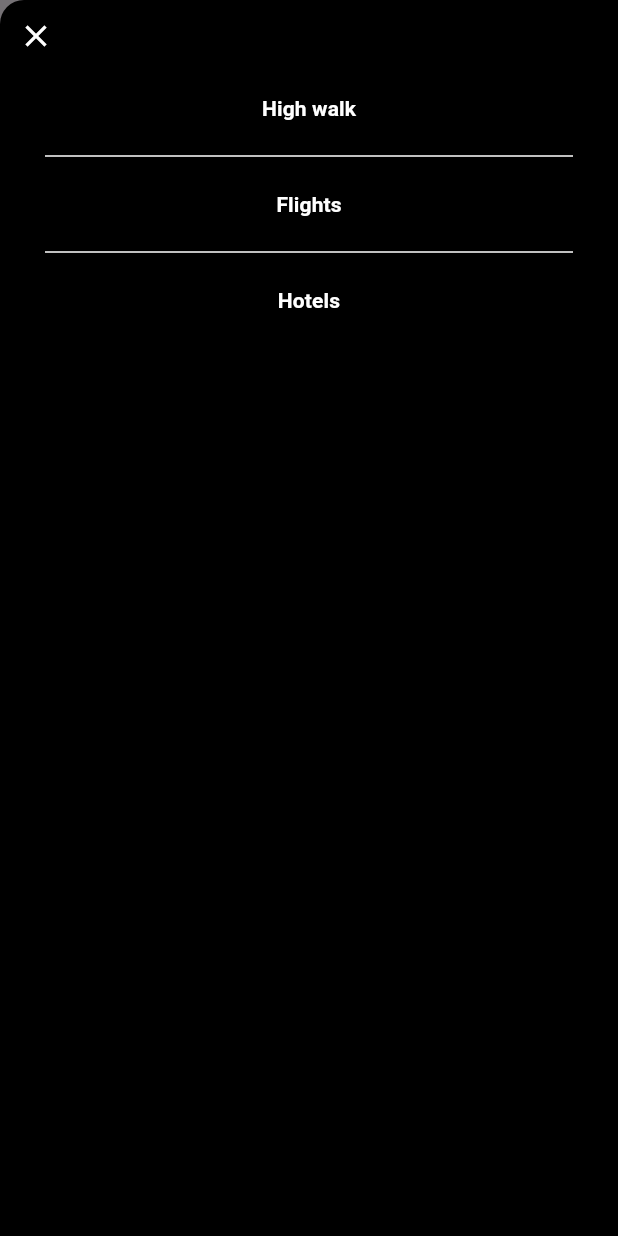
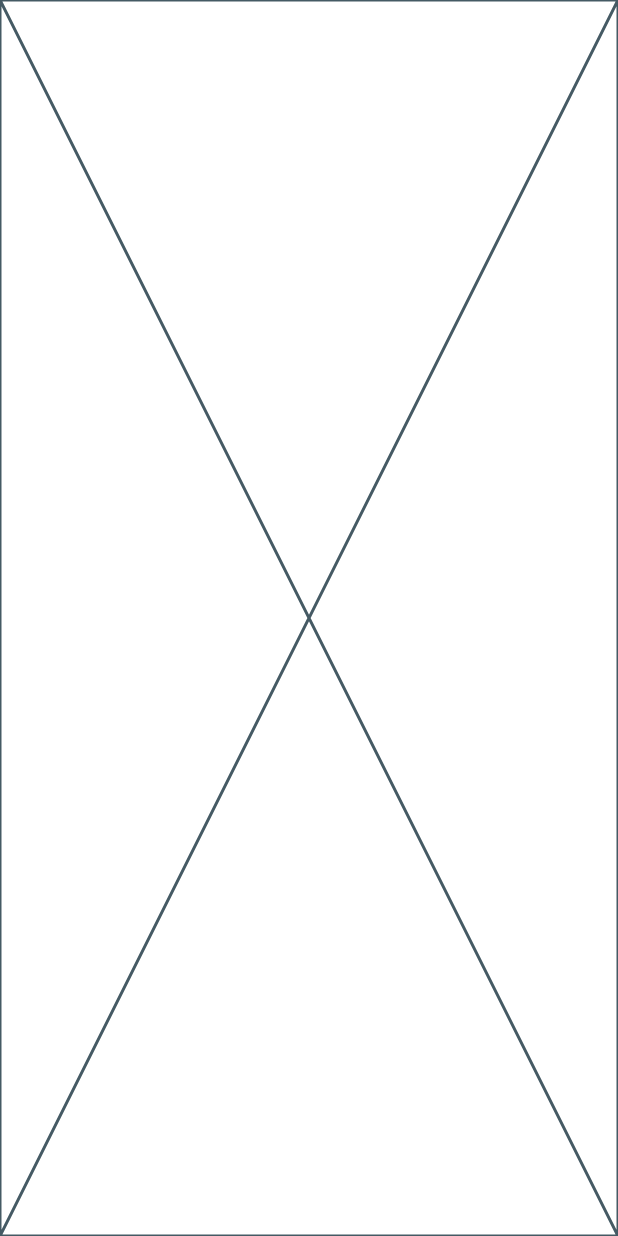
Before and after one commit to Ibrmva/mob, a Flutter app: the ListItemsPage screen opened directly, after a tap on the "menu" icon, after a tap on "Hotels", on a phone screen of 412 x 824 dp. Run offline on Flutter 3.47's test engine with Material 3 defaults, Android fonts, the phone set to English and light mode, and no system bars; our stand-ins replace flutter_screenutil, flutter_svg.

```diff
--- /dev/null
+++ b/lib/feature/presentation/components/card_display.dart
@@ -0,0 +1,152 @@
+import 'package:flutter/material.dart';
+import 'package:flutter_application_1/resources/resources.dart';
+import 'package:flutter_svg/svg.dart';
+
+
+
+class CardsInfo extends StatefulWidget {
+  final String placeName;
+  final String img;
+  final String price;
+  final String area;
+  const CardsInfo(
+      {super.key,
+      required this.placeName,
+      required this.img,
+      required this.price,
+      required this.area});
+
+  @override
+  State<CardsInfo> createState() => _CardsInfoState();
+}
+
+class _CardsInfoState extends State<CardsInfo> {
+  @override
+  Widget build(BuildContext context) {
+    return Container(
+      height: 168,
+      decoration: BoxDecoration(
+          borderRadius: BorderRadius.circular(24),
+          gradient: LinearGradient(
+            colors: [
+              Color.fromARGB(255, 25, 25, 25),
+              Color(0xff50707B).withOpacity(0.25)
+            ],
+          )),
+      child: Padding(
+        padding:
+            const EdgeInsets.only(right: 13, left: 13, top: 13, bottom: 10),
+        child: Column(
+          children: [
+            Row(
+              crossAxisAlignment: CrossAxisAlignment.start,
+              children: [
+                Image.asset(
+                  widget.img,
+                  width: 85,
+                  height: 95,
+                ),
+                const SizedBox(
+                  width: 8,
+                ),
+                Column(
+                  crossAxisAlignment: CrossAxisAlignment.start,
+                  children: [
+                    Text(
+                      widget.placeName,
+                      style: const TextStyle(
+                          fontSize: 14,
+                          fontWeight: FontWeight.w700,
+                          color: Colors.white),
+                    ),
+                    const SizedBox(
+                      height: 5,
+                    ),
+                    Row(
+                      mainAxisAlignment: MainAxisAlignment.start,
+                      children: [
+                        SvgPicture.asset(Images.location),
+                        const SizedBox(
+                          width: 10,
+                        ),
+                        Text(
+                          widget.area,
+                          style: const TextStyle(
+                              fontSize: 10,
+                              fontWeight: FontWeight.w700,
+                              color: Colors.white),
+                        )
+                      ],
+                    ),
+                    const SizedBox(
+                      height: 5,
+                    ),
+                    Row(
+                      mainAxisAlignment: MainAxisAlignment.start,
+                      children: [
+                        SvgPicture.asset(Images.clock),
+                        const SizedBox(
+                          width: 10,
+                        ),
+                        const Text(
+                          "march 27 - 29, 2024",
+                          style: TextStyle(
+                              fontSize: 10,
+                              fontWeight: FontWeight.w700,
+                              color: Colors.white),
+                        )
+                      ],
+                    )
+                  ],
+                ),
+                const SizedBox(
+                  width: 20,
+                ),
+                Text(
+                  widget.price,
+                  style: const TextStyle(
+                      fontSize: 12,
+                      fontWeight: FontWeight.w700,
+                      color: Colors.white),
+                ),
+              ],
+            ),
+            Row(
+              mainAxisAlignment: MainAxisAlignment.spaceBetween,
+              children: [
+                IconButton(
+                    onPressed: () {},
+                    icon: const Icon(
+                      Icons.bookmark_border,
+                      color: Colors.white,
+                      size: 30,
+                    )),
+                InkWell(
+                  onTap: () {
+                    debugPrint("work");
+                  },
+                  child: Container(
+                    width: 46,
+                    height: 43,
+                    decoration: const BoxDecoration(
+                        gradient: LinearGradient(
+                            colors: [Color(0xff7EA3A1), Color(0xff87E4DC)]),
+                        borderRadius: BorderRadius.only(
+                            topRight: Radius.zero,
+                            bottomLeft: Radius.zero,
+                            topLeft: Radius.circular(12),
+                            bottomRight: Radius.circular(16))),
+                    child: const Icon(
+                      Icons.arrow_right_alt,
+                      color: Colors.white,
+                    ),
+                  ),
+                ),
+              ],
+            ),
+          ],
+        ),
+      ),
+    );
+  }
+}
--- /dev/null
+++ b/lib/feature/presentation/components/img_container.dart
@@ -0,0 +1,25 @@
+import 'package:flutter/material.dart';
+
+class ImgContainer extends StatelessWidget {
+  final String imagePath;
+  const ImgContainer({
+    super.key,
+    required this.imagePath,
+  });
+
+  @override
+  Widget build(BuildContext context) {
+    return Container(
+      padding: const EdgeInsets.all(20),
+      decoration: BoxDecoration(
+        border: Border.all(color: Colors.white),
+        borderRadius: BorderRadius.circular(16),
+        color: Colors.grey[200],
+      ),
+      child: Image.asset(
+        imagePath,
+        height: 40,
+      ),
+    );
+  }
+}
--- /dev/null
+++ b/lib/feature/presentation/hotels.dart
@@ -0,0 +1,72 @@
+import 'package:flutter/material.dart';
+import 'package:flutter_application_1/feature/presentation/components/list_btn.dart';
+
+class Hotels extends StatefulWidget {
+  const Hotels({super.key});
+
+  @override
+  State<Hotels> createState() => _HotelsState();
+}
+
+class _HotelsState extends State<Hotels> {
+  @override
+  Widget build(BuildContext context) {
+    return Placeholder();
+
+    //   backgroundColor: Colors.black,
+    //   endDrawer: SafeArea(
+    //     child: Drawer(
+    //       width: double.infinity,
+    //       backgroundColor: Colors.black,
+    //       child: Column(
+    //         children: [
+    //           Row(
+    //             children: [
+    //               IconButton(
+    //                   onPressed: () {
+    //                     Navigator.pop(context);
+    //                   },
+    //                   icon: const Icon(
+    //                     Icons.close,
+    //                     color: Colors.white,
+    //                   ))
+    //             ],
+    //           ),
+    //           Padding(
+    //             padding: const EdgeInsets.symmetric(horizontal: 30),
+    //             child: Column(
+    //               children: [
+    //                 ListBtn(onPressed: () {}, text: "High walk"),
+    //                 const Divider(
+    //                   color: Colors.white,
+    //                 ),
+    //                 ListBtn(
+    //                     onPressed: () {
+    //                       Navigator.push(
+    //                           context,
+    //                           MaterialPageRoute(
+    //                               builder: (context) => const Hotels()));
+    //                     },
+    //                     text: "Flights"),
+    //                 const Divider(
+    //                   color: Colors.white,
+    //                 ),
+    //                 ListBtn(onPressed: () {}, text: "Hotels"),
+    //               ],
+    //             ),
+    //           )
+    //         ],
+    //       ),
+    //     ),
+    //   ),
+    //   appBar: AppBar(
+    //     title: const Text(
+    //       "Hello",
+    //       style: TextStyle(
+    //           color: Colors.white, fontSize: 16, fontWeight: FontWeight.w700),
+    //     ),
+    //   ),
+    //   body: Center(child: ),
+    // );
+  }
+}
--- a/lib/feature/presentation/page.dart
+++ b/lib/feature/presentation/page.dart
@@ -1,7 +1,8 @@
 import 'package:flutter/material.dart';
-import 'package:flutter_application_1/feature/presentation/widgets/list_btn.dart';
+import 'package:flutter_application_1/feature/presentation/components/list_btn.dart';
+import 'package:flutter_application_1/feature/presentation/components/card_display.dart';
 import 'package:flutter_application_1/resources/resources.dart';
-import 'package:flutter_svg/svg.dart';
+import 'package:flutter_application_1/feature/presentation/hotels.dart';
 
 class ListItemsPage extends StatefulWidget {
   const ListItemsPage({super.key});
@@ -45,7 +46,14 @@ class _ListItemsPageState extends State<ListItemsPage> {
                       const Divider(
                         color: Colors.white,
                       ),
-                      ListBtn(onPressed: () {}, text: "Hotels"),
+                      ListBtn(
+                          onPressed: () {
+                            Navigator.push(
+                                context,
+                                MaterialPageRoute(
+                                    builder: (context) => const Hotels()));
+                          },
+                          text: "Hotels"),
                     ],
                   ),
                 )
@@ -56,7 +64,8 @@ class _ListItemsPageState extends State<ListItemsPage> {
         appBar: AppBar(
           title: const Text(
             "Hello",
-            style: TextStyle(color: Colors.white, fontSize: 16, fontWeight: FontWeight.w700),
+            style: TextStyle(
+                color: Colors.white, fontSize: 16, fontWeight: FontWeight.w700),
           ),
         ),
         body: Center(
@@ -64,160 +73,47 @@ class _ListItemsPageState extends State<ListItemsPage> {
             padding: const EdgeInsets.only(top: 38),
             child: SizedBox(
               width: 340,
-              child: ListView.separated(itemBuilder: (context, index){
-                return CardsInfo(placeName: places[index], img: img[index], price: price[index],area: area[index],);
-              }, separatorBuilder: (context, index){
-                return const SizedBox(
-                  height: 14,
-                );
-              }, itemCount: places.length),
+              child: ListView.separated(
+                  itemBuilder: (context, index) {
+                    return CardsInfo(
+                      placeName: places[index],
+                      img: img[index],
+                      price: price[index],
+                      area: area[index],
+                    );
+                  },
+                  separatorBuilder: (context, index) {
+                    return const SizedBox(
+                      height: 14,
+                    );
+                  },
+                  itemCount: places.length),
             ),
           ),
-        )
-    );
+        ));
   }
-  List<String> places = ["Peak Karakol", "Kel Suu", "Maison", "Olimp", "Son Kol"];
-  List<String> area = ["Karakol, Issyk-Kol", "Ak-Sai Valley, Naryn", "Bosteri, Issyk-Kol", "Cholpon - Ata, Issyk-Kol", "Naryn"];
+
+  List<String> places = [
+    "Peak Karakol",
+    "Kel Suu",
+    "Maison",
+    "Olimp",
+    "Son Kol"
+  ];
+  List<String> area = [
+    "Karakol, Issyk-Kol",
+    "Ak-Sai Valley, Naryn",
+    "Bosteri, Issyk-Kol",
+    "Cholpon - Ata, Issyk-Kol",
+    "Naryn"
+  ];
   //List<String> date = ["march 27 - 29, 2024", "march 27 - 29, 2024", "Maison", "Olimp", "Son Kol"];
-  List<String> img = [Images.image1, Images.image2, Images.image3, Images.image4, Images.image4];
+  List<String> img = [
+    Images.image1,
+    Images.image2,
+    Images.image3,
+    Images.image4,
+    Images.image4
+  ];
   List<String> price = ["\$550", "\$560", "\$1,450", "\$1,590", "\$2,530"];
 }
-
-class CardsInfo extends StatefulWidget {
-  final String placeName;
-  final String img;
-  final String price;
-  final String area;
-  const CardsInfo({super.key, required this.placeName, required this.img, required this.price, required this.area});
-
-  @override
-  State<CardsInfo> createState() => _CardsInfoState();
-}
-
-class _CardsInfoState extends State<CardsInfo> {
-  @override
-  Widget build(BuildContext context) {
-    return Container(
-            height: 168,
-            decoration: BoxDecoration(
-                borderRadius: BorderRadius.circular(24),
-                gradient: LinearGradient(colors: [Color.fromARGB(255, 25, 25, 25),Color(0xff50707B).withOpacity(0.25)],)),
-            child: Padding(
-              padding: const EdgeInsets.only(
-                  right: 13, left: 13, top: 13, bottom: 10),
-              child: Column(
-                children: [
-                  Row(
-                    crossAxisAlignment: CrossAxisAlignment.start,
-                    children: [
-                      Image.asset(
-                        widget.img,
-                        width: 85,
-                        height: 95,
-                      ),
-                      const SizedBox(
-                        width: 8,
-                      ),
-                      Column(
-                        crossAxisAlignment: CrossAxisAlignment.start,
-                        children: [
-                          Text(
-                            widget.placeName,
-                            style: const TextStyle(
-                                fontSize: 14,
-                                fontWeight: FontWeight.w700,
-                                color: Colors.white),
-                          ),
-                          const SizedBox(
-                            height: 5,
-                          ),
-                          Row(
-                            mainAxisAlignment: MainAxisAlignment.start,
-                            children: [
-                              SvgPicture.asset(Images.location),
-                              const SizedBox(
-                                width: 10,
-                              ),
-                              Text(
-                                widget.area,
-                                style: const TextStyle(
-                                    fontSize: 10,
-                                    fontWeight: FontWeight.w700,
-                                    color: Colors.white),
-                              )
-                            ],
-                          ),
-                          const SizedBox(
-                            height: 5,
-                          ),
-                          Row(
-                            mainAxisAlignment: MainAxisAlignment.start,
-                            children: [
-                              SvgPicture.asset(Images.clock),
-                              const SizedBox(
-                                width: 10,
-                              ),
-                              const Text(
-                                "march 27 - 29, 2024",
-                                style: TextStyle(
-                                    fontSize: 10,
-                                    fontWeight: FontWeight.w700,
-                                    color: Colors.white),
-                              )
-                            ],
-                          )
-                        ],
-                      ),
-                      const SizedBox(
-                        width: 20,
-                      ),
-                      Text(
-                        widget.price,
-                        style: const TextStyle(
-                            fontSize: 12,
-                            fontWeight: FontWeight.w700,
-                            color: Colors.white),
-                      ),
-                    ],
-                  ),
-                  Row(
-                    mainAxisAlignment: MainAxisAlignment.spaceBetween,
-                    children: [
-                      IconButton(
-                          onPressed: () {},
-                          icon: const Icon(
-                            Icons.bookmark_border,
-                            color: Colors.white,
-                            size: 30,
-                          )),
-                      InkWell(
-                        onTap: () {
-                          debugPrint("work");
-                        },
-                        child: Container(
-                          width: 46,
-                          height: 43,
-                          decoration: const BoxDecoration(
-                              gradient: LinearGradient(colors: [
-                                Color(0xff7EA3A1),
-                                Color(0xff87E4DC)
-                              ]),
-                              borderRadius: BorderRadius.only(
-                                  topRight: Radius.zero,
-                                  bottomLeft: Radius.zero,
-                                  topLeft: Radius.circular(12),
-                                  bottomRight: Radius.circular(16))),
-                          child: const Icon(
-                            Icons.arrow_right_alt,
-                            color: Colors.white,
-                          ),
-                        ),
-                      ),
-                    ],
-                  ),
-                ],
-              ),
-            ),
-          );
-  }
-}
--- a/lib/feature/presentation/registration.dart
+++ b/lib/feature/presentation/registration.dart
@@ -1,8 +1,8 @@
 import 'package:flutter/material.dart';
 import 'package:flutter_application_1/feature/presentation/theme/app_fonts.dart';
-import 'package:flutter_application_1/feature/presentation/widgets/data.dart';
-import 'package:flutter_application_1/feature/presentation/widgets/sign_in_btn.dart';
-import 'package:flutter_application_1/feature/presentation/widgets/stack.dart';
+import 'package:flutter_application_1/feature/presentation/components/data.dart';
+import 'package:flutter_application_1/feature/presentation/components/sign_in_btn.dart';
+import 'package:flutter_application_1/feature/presentation/components/stack.dart';
 import 'package:flutter_screenutil/flutter_screenutil.dart';
 import 'package:flutter_application_1/feature/presentation/page.dart';
 
--- a/lib/feature/presentation/splash_screen.dart
+++ b/lib/feature/presentation/splash_screen.dart
@@ -1,7 +1,7 @@
 import 'package:flutter/material.dart';
 import 'dart:async';
 import 'package:flutter_application_1/feature/presentation/login_page.dart';
-import 'package:flutter_application_1/feature/presentation/widgets/stack.dart';
+import 'package:flutter_application_1/feature/presentation/components/stack.dart';
 
 void main() {
   runApp(const WelcomePage());
```
Also changed, not shown: lib/feature/presentation/login_page.dart (+5 -5 lines), assets/imgs/maison.png (added), lib/feature/presentation/components/data.dart (renamed from lib/feature/presentation/widgets/data.dart), lib/feature/presentation/components/forgot_pass_btn.dart (renamed from lib/feature/presentation/widgets/forgot_pass_btn.dart), lib/feature/presentation/components/list_btn.dart (renamed from lib/feature/presentation/widgets/list_btn.dart), lib/feature/presentation/components/okay.dart (renamed from lib/feature/presentation/widgets/okay.dart), lib/feature/presentation/components/sign_in_btn.dart (renamed from lib/feature/presentation/widgets/sign_in_btn.dart), lib/feature/presentation/components/sign_up_btn.dart (renamed from lib/feature/presentation/widgets/sign_up_btn.dart), lib/feature/presentation/components/stack.dart (renamed from lib/feature/presentation/widgets/stack.dart), 1 other file.
